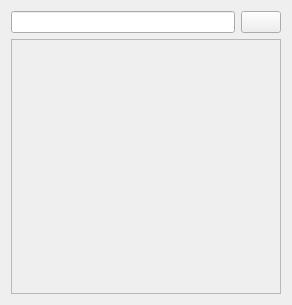
Qt form ui/keyboardform.ui (radekp/NeronGPS) before a commit.
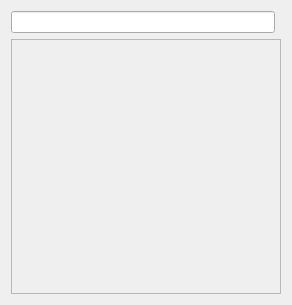
The same form after that commit.

Commit message: Suppressed validation button from the keyboard. Validation now done when closing.

Patch:
```diff
--- a/ui/keyboardform.ui
+++ b/ui/keyboardform.ui
@@ -32,13 +32,6 @@
      </property>
     </widget>
    </item>
-   <item row="1" column="1">
-    <widget class="QPushButton" name="validate">
-     <property name="text">
-      <string/>
-     </property>
-    </widget>
-   </item>
   </layout>
   <action name="actionQuit">
    <property name="text">
```
The commit also changes 3 other files.
